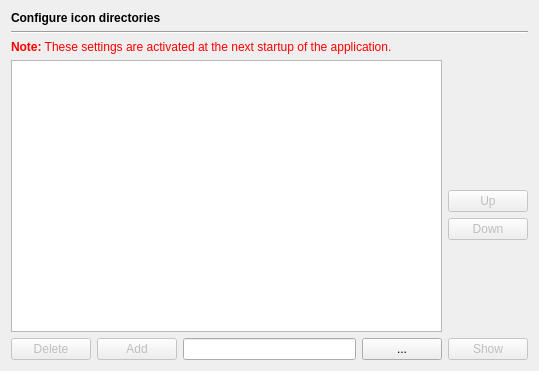
This is Preferences/ConfigurationPages/IconsPage.ui in testmana2/test as Qt 5 draws it before an edit. The edited form follows.
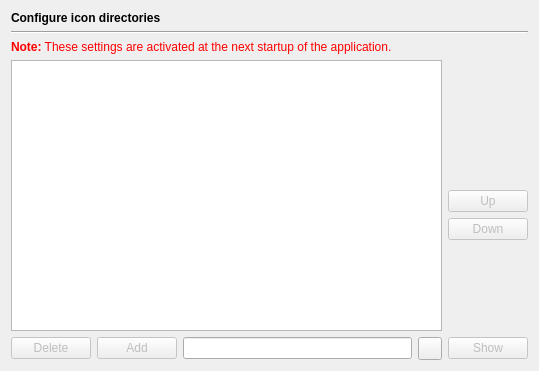
This is the edited form.

Commit message: Changed all the file or directory selection buttons to QToolButton and gave them an icon.

Diff of the .ui file:
```diff
--- a/Preferences/ConfigurationPages/IconsPage.ui
+++ b/Preferences/ConfigurationPages/IconsPage.ui
@@ -73,13 +73,10 @@
       </widget>
      </item>
      <item>
-      <widget class="QPushButton" name="iconDirectoryButton" >
-       <property name="toolTip" >
+      <widget class="QToolButton" name="iconDirectoryButton">
+       <property name="toolTip">
         <string>Press to select an icon directory via a selection dialog</string>
        </property>
-       <property name="text" >
-        <string>...</string>
-       </property>
       </widget>
      </item>
     </layout>
```
Left out of the diff: 103 changed lines with no effect on the pictures. The commit also changes 127 other files.
